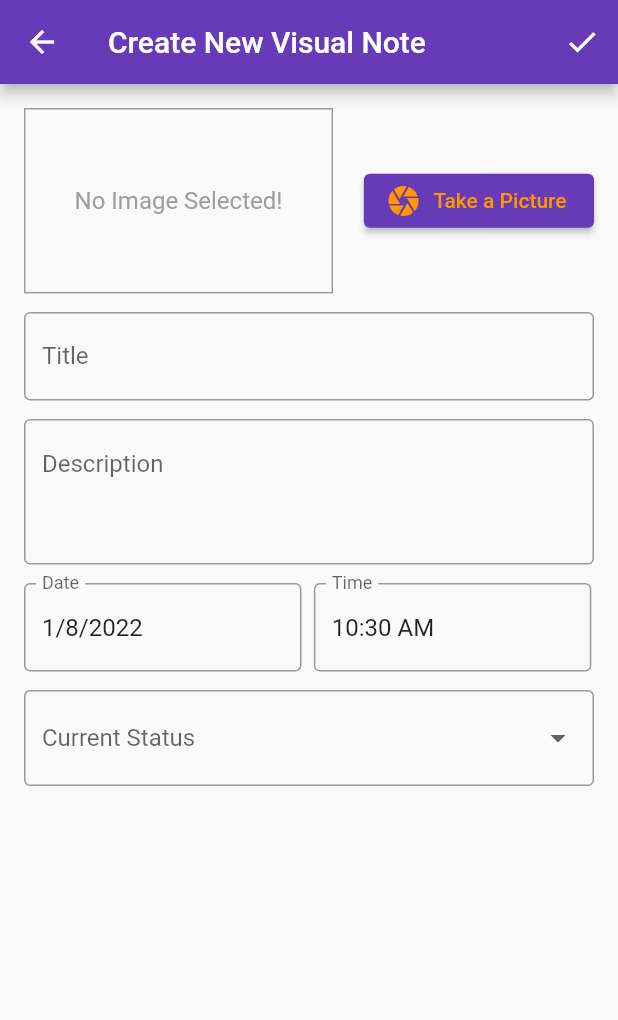
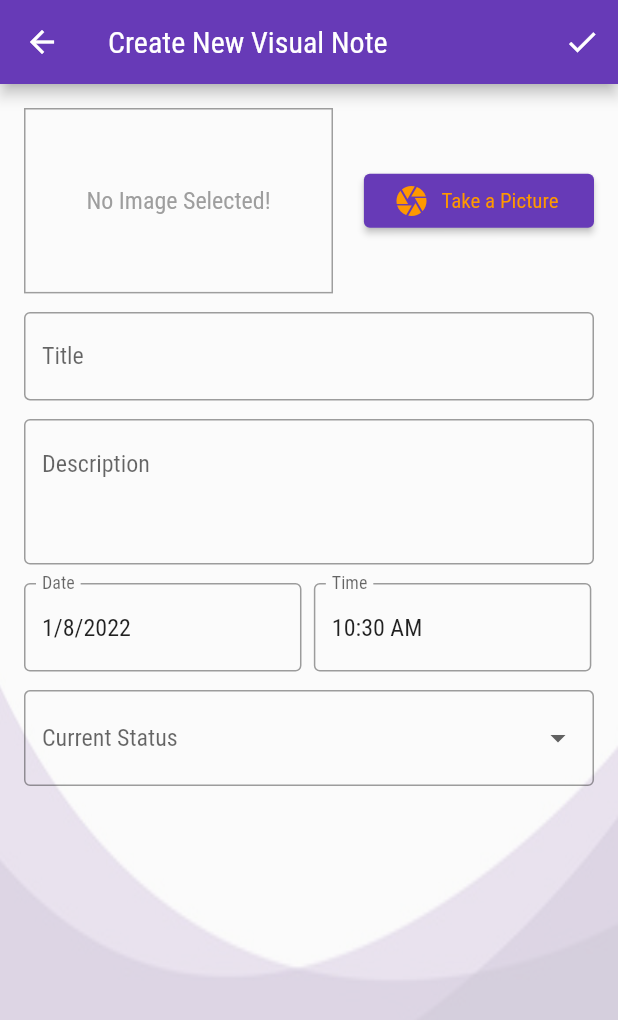
Before and after one commit to assem16399/Visual-Notes-App-Flutter, a Flutter app: the screen it shows after launch, after a tap on the "add" icon, on a phone screen of 412 x 824 dp. Shown: the top 1020 px of the screen. Run offline on Flutter 3.47's test engine with Material 2 defaults, Android fonts, the phone set to English and light mode, and no system bars; our stand-ins replace fluttertoast, image_picker, sqflite; accounts and stored records are empty.

Commit message:
Some UI changes added

```diff
--- a/lib/modules/edit_visual_note/edit_visual_note_screen.dart
+++ b/lib/modules/edit_visual_note/edit_visual_note_screen.dart
@@ -90,7 +90,6 @@ class _EditVisualNotesScreenState extends State<EditVisualNotesScreen> {
   void didChangeDependencies() {
     // TODO: implement didChangeDependencies
     if (!_isDidChangeDepCalled) {
-      print('didChangeDependencies called');
       final id = ModalRoute.of(context)!.settings.arguments as int?;
       if (id != null) {
         _visualNote =
@@ -138,7 +137,17 @@ class _EditVisualNotesScreenState extends State<EditVisualNotesScreen> {
           ),
         ],
       ),
-      body: Padding(
+      body: Container(
+        height: deviceSize.height,
+        width: double.infinity,
+        decoration: BoxDecoration(
+          image: DecorationImage(
+            fit: BoxFit.fill,
+            image: const AssetImage('assets/images/bg2.jpg'),
+            colorFilter: ColorFilter.mode(Colors.transparent.withOpacity(0.2), BlendMode.dstATop),
+          ),
+        ),
+        child: Padding(
           padding: const EdgeInsets.all(16.0),
           child: Form(
             key: _formKey,
@@ -204,9 +213,6 @@ class _EditVisualNotesScreenState extends State<EditVisualNotesScreen> {
                               print('date set');
                               _visualNote!.date['date'] = date;
                               _dateController.text = DateFormat.yMd().format(date);
-
-                            print(_visualNote!.date['date']);
-                            print(_dateController.text);
                             }
                           },
                           decoration: const InputDecoration(labelText: 'Date'),
@@ -230,8 +236,6 @@ class _EditVisualNotesScreenState extends State<EditVisualNotesScreen> {
                               print('time set');
                               _visualNote!.date['time'] = time.format(context);
                               _timeController.text = time.format(context);
-                            print(_visualNote!.date['time']);
-                            print(_timeController.text);
                             }
                           },
                           decoration: const InputDecoration(labelText: 'Time'),
@@ -269,6 +273,7 @@ class _EditVisualNotesScreenState extends State<EditVisualNotesScreen> {
             ),
           ),
         ),
+      ),
     );
   }
 }
--- a/lib/modules/visual_notes_overview/visual_notes_overview_screen.dart
+++ b/lib/modules/visual_notes_overview/visual_notes_overview_screen.dart
@@ -27,11 +27,20 @@ class _VisualNotesOverviewScreenState extends State<VisualNotesOverviewScreen> {
 
   @override
   Widget build(BuildContext context) {
+    final deviceSize = MediaQuery.of(context).size;
     return Scaffold(
       appBar: AppBar(
         title: const Text('Visual Notes'),
       ),
-      body: Padding(
+      body: Container(
+        decoration: BoxDecoration(
+          image: DecorationImage(
+            fit: BoxFit.cover,
+            image: const AssetImage('assets/images/chair.jpg'),
+            colorFilter: ColorFilter.mode(Colors.transparent.withOpacity(0.2), BlendMode.dstATop),
+          ),
+        ),
+        child: Padding(
           padding: const EdgeInsets.all(8.0),
           child: FutureBuilder(
             future: _visualNotesFuture,
@@ -50,6 +59,7 @@ class _VisualNotesOverviewScreenState extends State<VisualNotesOverviewScreen> {
             },
           ),
         ),
+      ),
       floatingActionButton: FloatingActionButton(
         onPressed: () {
           Navigator.of(context).pushNamed(EditVisualNotesScreen.routeName);
--- a/lib/shared/components/widgets/visual_notes_list.dart
+++ b/lib/shared/components/widgets/visual_notes_list.dart
@@ -8,13 +8,26 @@ class VisualNotesList extends StatelessWidget {
 
   @override
   Widget build(BuildContext context) {
+    print('visual notes list is building');
     // Assign a listener to the visual notes provider
     final visualNotesProvider = Provider.of<VisualNotesProvider>(context);
 
     final visualNotes = visualNotesProvider.visualNotes;
     return visualNotes.isEmpty
-        ? const Center(
-            child: Text('Start Adding Some Notes'),
+        ? Center(
+            child: Column(
+              mainAxisAlignment: MainAxisAlignment.center,
+              children: [
+                Text(
+                  'Start Adding Some Notes',
+                  style: Theme.of(context).textTheme.bodyText1,
+                ),
+                Text(
+                  '📷📓',
+                  style: Theme.of(context).textTheme.bodyText1,
+                ),
+              ],
+            ),
           )
         : ListView.separated(
             separatorBuilder: (context, _) => const Divider(),
--- a/lib/shared/styles/themes.dart
+++ b/lib/shared/styles/themes.dart
@@ -3,6 +3,7 @@ import 'package:flutter/material.dart';
 import 'colors.dart';
 
 final lightTheme = ThemeData(
+    fontFamily: 'RobotoCondensed',
     colorScheme: ColorScheme.fromSwatch(primarySwatch: kPrimarySwatchColor)
         .copyWith(secondary: kSecondaryColor),
     inputDecorationTheme: const InputDecorationTheme(border: OutlineInputBorder()),
```
Also changed, not shown: lib/modules/visual_note_details/visual_note_details_screen.dart (+12 -1 lines), pubspec.yaml (+10 -6 lines), assets/fonts/RobotoCondensed-Bold.ttf (added), assets/fonts/RobotoCondensed-Regular.ttf (added), assets/images/bg.jpg (added), assets/images/bg2.jpg (added), assets/images/chair.jpg (added). Lines whose indentation alone changed are shown as unchanged.
